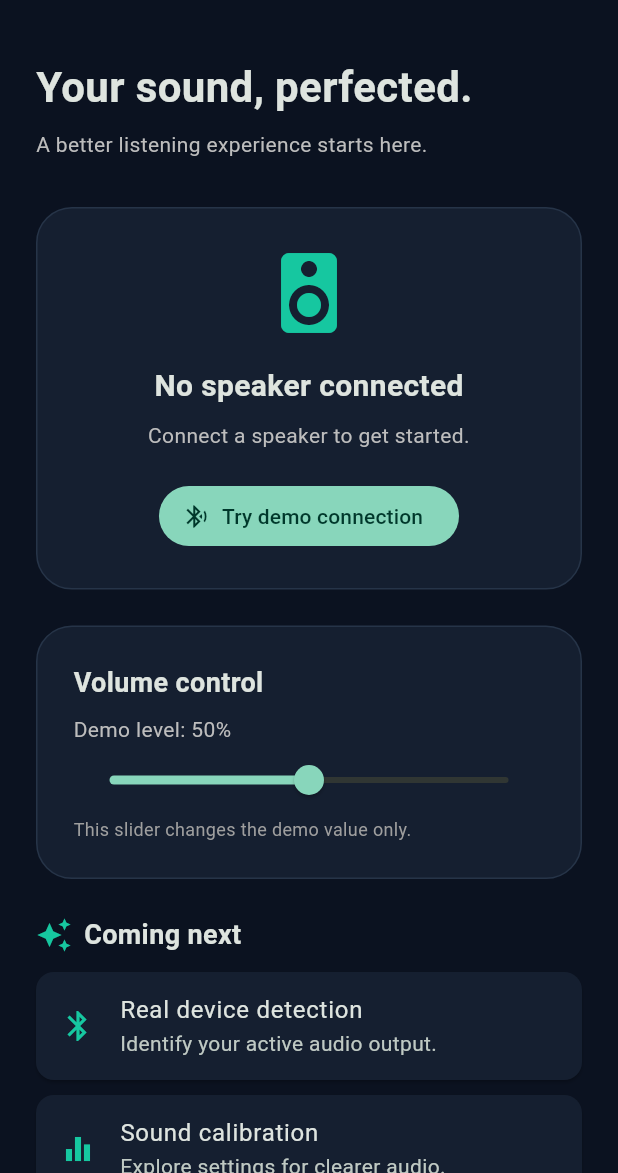
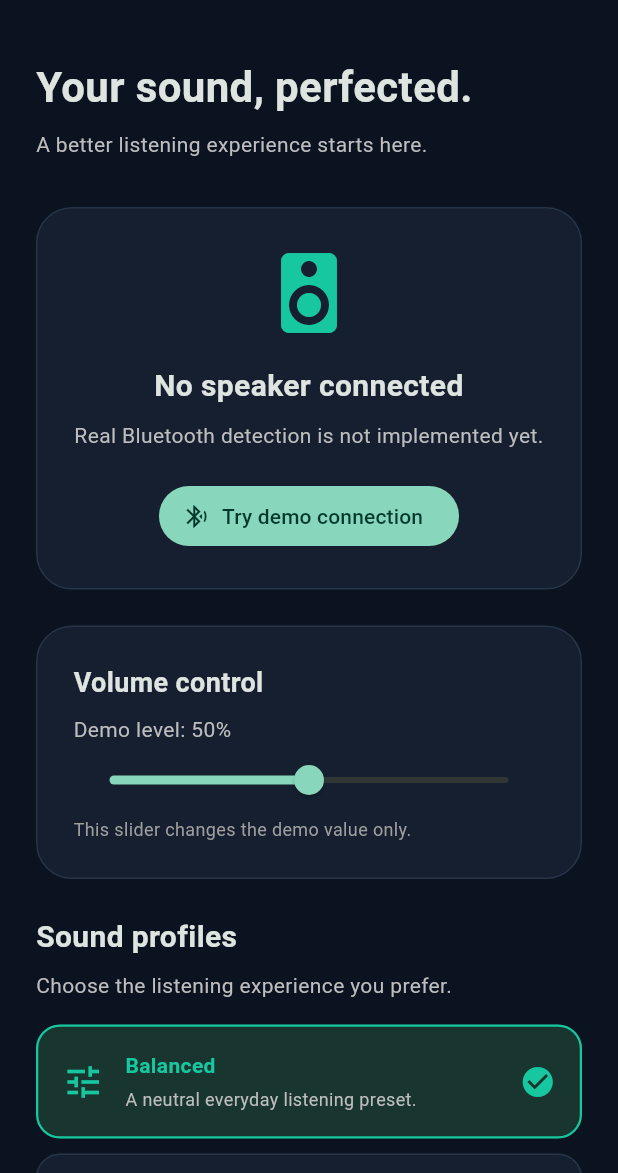
Before and after one commit to 18721-ph/soundsync, a Flutter app: the screen it shows after launch, on a phone screen of 412 x 824 dp, the part 63-1236 px from its top. Run offline on Flutter 3.47's test engine with Material 3 defaults, Android fonts, the phone set to English and light mode, and no system bars.

Commit message:
updated main.dart

```diff
--- a/lib/main.dart
+++ b/lib/main.dart
@@ -1,14 +1,25 @@
 
 import 'package:flutter/material.dart';
 
+void main() {
+  runApp(const SoundSyncApp());
+}
 
 enum SoundProfile {
   balanced,
   bassBoost,
   clearVoice,
 }
-void main() {
-  runApp(const SoundSyncApp());
+
+String profileName(SoundProfile profile) {
+  switch (profile) {
+    case SoundProfile.balanced:
+      return 'Balanced';
+    case SoundProfile.bassBoost:
+      return 'Bass Boost';
+    case SoundProfile.clearVoice:
+      return 'Clear Voice';
+  }
 }
 
 class SoundSyncApp extends StatelessWidget {
@@ -43,6 +54,7 @@ class SoundSyncHome extends StatefulWidget {
 class _SoundSyncHomeState extends State<SoundSyncHome> {
   double volume = 50;
   bool isConnected = false;
+
   SoundProfile selectedProfile = SoundProfile.balanced;
 
   @override
@@ -79,16 +91,11 @@ class _SoundSyncHomeState extends State<SoundSyncHome> {
                 'A better listening experience starts here.',
                 style: TextStyle(color: Colors.grey.shade400),
               ),
+
               const SizedBox(height: 32),
 
-              Container(
-                width: double.infinity,
-                padding: const EdgeInsets.all(24),
-                decoration: BoxDecoration(
-                  color: const Color(0xFF151F30),
-                  borderRadius: BorderRadius.circular(24),
-                  border: Border.all(color: const Color(0xFF263448)),
-                ),
+              // Bluetooth device card.
+              _DashboardCard(
                 child: Column(
                   children: [
                     const Icon(
@@ -101,6 +108,7 @@ class _SoundSyncHomeState extends State<SoundSyncHome> {
                       isConnected
                           ? 'Demo speaker connected'
                           : 'No speaker connected',
+                      textAlign: TextAlign.center,
                       style: const TextStyle(
                         fontSize: 20,
                         fontWeight: FontWeight.w600,
@@ -110,12 +118,13 @@ class _SoundSyncHomeState extends State<SoundSyncHome> {
                     Text(
                       isConnected
                           ? 'This is a simulated connection.'
-                          : 'Connect a speaker to get started.',
+                          : 'Real Bluetooth detection is not implemented yet.',
                       textAlign: TextAlign.center,
                       style: TextStyle(color: Colors.grey.shade400),
                     ),
                     const SizedBox(height: 20),
                     FilledButton.icon(
+                      key: const Key('demo-connection-button'),
                       onPressed: () {
                         setState(() {
                           isConnected = !isConnected;
@@ -127,7 +136,9 @@ class _SoundSyncHomeState extends State<SoundSyncHome> {
                             : Icons.bluetooth_searching,
                       ),
                       label: Text(
-                        isConnected ? 'Disconnect demo' : 'Try demo connection',
+                        isConnected
+                            ? 'Disconnect demo'
+                            : 'Try demo connection',
                       ),
                     ),
                   ],
@@ -136,14 +147,8 @@ class _SoundSyncHomeState extends State<SoundSyncHome> {
 
               const SizedBox(height: 24),
 
-              Container(
-                width: double.infinity,
-                padding: const EdgeInsets.all(24),
-                decoration: BoxDecoration(
-                  color: const Color(0xFF151F30),
-                  borderRadius: BorderRadius.circular(24),
-                  border: Border.all(color: const Color(0xFF263448)),
-                ),
+              // Volume card.
+              _DashboardCard(
                 child: Column(
                   crossAxisAlignment: CrossAxisAlignment.start,
                   children: [
@@ -157,9 +162,11 @@ class _SoundSyncHomeState extends State<SoundSyncHome> {
                     const SizedBox(height: 8),
                     Text(
                       'Demo level: ${volume.round()}%',
+                      key: const Key('volume-value'),
                       style: TextStyle(color: Colors.grey.shade400),
                     ),
                     Slider(
+                      key: const Key('volume-slider'),
                       value: volume,
                       min: 0,
                       max: 100,
@@ -184,6 +191,58 @@ class _SoundSyncHomeState extends State<SoundSyncHome> {
 
               const SizedBox(height: 24),
 
+              // Sound profiles.
+              const Text(
+                'Sound profiles',
+                style: TextStyle(
+                  fontSize: 20,
+                  fontWeight: FontWeight.bold,
+                ),
+              ),
+              const SizedBox(height: 8),
+              Text(
+                'Choose the listening experience you prefer.',
+                style: TextStyle(color: Colors.grey.shade400),
+              ),
+              const SizedBox(height: 16),
+
+              _ProfileOption(
+                title: 'Balanced',
+                description: 'A neutral everyday listening preset.',
+                icon: Icons.tune,
+                isSelected: selectedProfile == SoundProfile.balanced,
+                onTap: () => selectProfile(SoundProfile.balanced),
+              ),
+              const SizedBox(height: 10),
+              _ProfileOption(
+                title: 'Bass Boost',
+                description: 'Designed to emphasize low frequencies.',
+                icon: Icons.graphic_eq,
+                isSelected: selectedProfile == SoundProfile.bassBoost,
+                onTap: () => selectProfile(SoundProfile.bassBoost),
+              ),
+              const SizedBox(height: 10),
+              _ProfileOption(
+                title: 'Clear Voice',
+                description: 'Designed with speech clarity in mind.',
+                icon: Icons.record_voice_over,
+                isSelected: selectedProfile == SoundProfile.clearVoice,
+                onTap: () => selectProfile(SoundProfile.clearVoice),
+              ),
+
+              const SizedBox(height: 12),
+              Text(
+                'Selected: ${profileName(selectedProfile)}',
+                key: const Key('selected-profile-label'),
+                style: const TextStyle(
+                  color: Color(0xFF16C7A0),
+                  fontSize: 15,
+                  fontWeight: FontWeight.w600,
+                ),
+              ),
+
+              const SizedBox(height: 28),
+
               const Row(
                 children: [
                   Icon(Icons.auto_awesome, color: Color(0xFF16C7A0)),
@@ -198,21 +257,141 @@ class _SoundSyncHomeState extends State<SoundSyncHome> {
                 ],
               ),
               const SizedBox(height: 12),
-              _FeatureTile(
+
+              const _FeatureTile(
                 icon: Icons.bluetooth,
                 title: 'Real device detection',
                 subtitle: 'Identify your active audio output.',
               ),
-              _FeatureTile(
+              const _FeatureTile(
                 icon: Icons.equalizer,
                 title: 'Sound calibration',
                 subtitle: 'Explore settings for clearer audio.',
               ),
-              _FeatureTile(
+              const _FeatureTile(
                 icon: Icons.bookmark_outline,
                 title: 'Saved speaker profiles',
                 subtitle: 'Keep your preferred settings.',
               ),
+
+              const SizedBox(height: 24),
+              Center(
+                child: Text(
+                  'SoundSync • Early prototype',
+                  style: TextStyle(
+                    fontSize: 12,
+                    color: Colors.grey.shade600,
+                  ),
+                ),
+              ),
+            ],
+          ),
+        ),
+      ),
+    );
+  }
+
+  void selectProfile(SoundProfile profile) {
+    setState(() {
+      selectedProfile = profile;
+    });
+  }
+}
+
+class _DashboardCard extends StatelessWidget {
+  const _DashboardCard({required this.child});
+
+  final Widget child;
+
+  @override
+  Widget build(BuildContext context) {
+    return Container(
+      width: double.infinity,
+      padding: const EdgeInsets.all(24),
+      decoration: BoxDecoration(
+        color: const Color(0xFF151F30),
+        borderRadius: BorderRadius.circular(24),
+        border: Border.all(color: const Color(0xFF263448)),
+      ),
+      child: child,
+    );
+  }
+}
+
+class _ProfileOption extends StatelessWidget {
+  const _ProfileOption({
+    required this.title,
+    required this.description,
+    required this.icon,
+    required this.isSelected,
+    required this.onTap,
+  });
+
+  final String title;
+  final String description;
+  final IconData icon;
+  final bool isSelected;
+  final VoidCallback onTap;
+
+  @override
+  Widget build(BuildContext context) {
+    const accent = Color(0xFF16C7A0);
+
+    return Material(
+      color: isSelected
+          ? const Color(0xFF18352F)
+          : const Color(0xFF151F30),
+      borderRadius: BorderRadius.circular(16),
+      child: InkWell(
+        key: Key(
+          'profile-${title.toLowerCase().replaceAll(' ', '-')}',
+        ),
+        borderRadius: BorderRadius.circular(16),
+        onTap: onTap,
+        child: Container(
+          padding: const EdgeInsets.all(16),
+          decoration: BoxDecoration(
+            borderRadius: BorderRadius.circular(16),
+            border: Border.all(
+              color: isSelected ? accent : const Color(0xFF263448),
+              width: isSelected ? 1.5 : 1,
+            ),
+          ),
+          child: Row(
+            children: [
+              Icon(
+                icon,
+                color: isSelected ? accent : Colors.white70,
+                size: 28,
+              ),
+              const SizedBox(width: 14),
+              Expanded(
+                child: Column(
+                  crossAxisAlignment: CrossAxisAlignment.start,
+                  children: [
+                    Text(
+                      title,
+                      style: TextStyle(
+                        fontWeight: FontWeight.bold,
+                        color: isSelected ? accent : Colors.white,
+                      ),
+                    ),
+                    const SizedBox(height: 4),
+                    Text(
+                      description,
+                      style: TextStyle(
+                        fontSize: 12,
+                        color: Colors.grey.shade400,
+                      ),
+                    ),
+                  ],
+                ),
+              ),
+              if (isSelected)
+                const Icon(
+                  Icons.check_circle,
+                  color: accent,
+                ),
             ],
           ),
         ),
```
